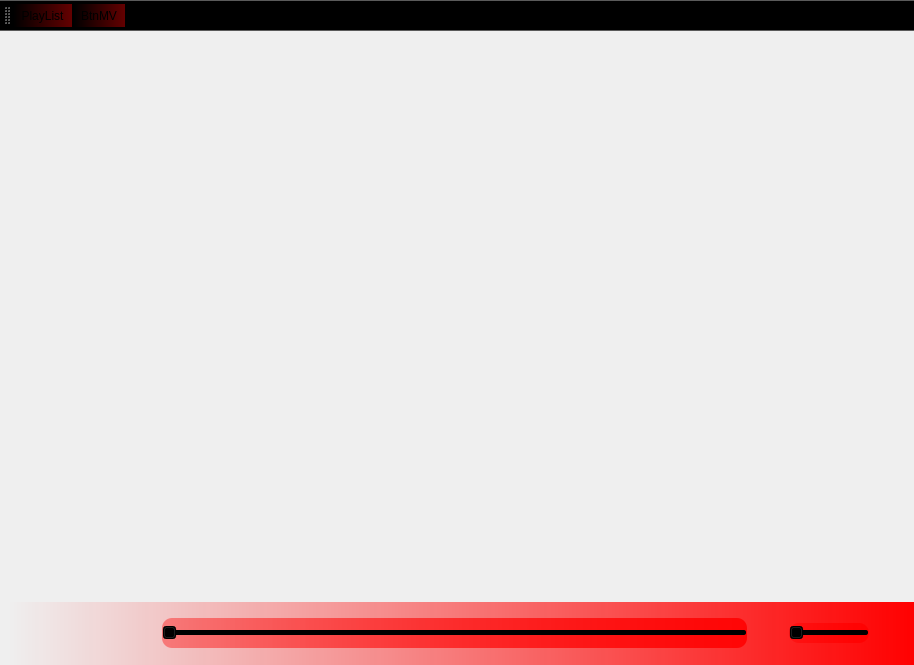
The window that MusicPlayerMainWindow.ui (ZHKU-Robot/MusicPlay) describes before a commit, drawn with Qt 5.
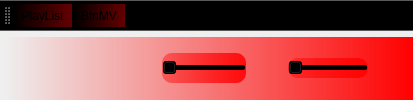
The same window after the commit. Icons and pictures are not drawn.

```diff
--- a/MusicPlayerMainWindow.ui
+++ b/MusicPlayerMainWindow.ui
@@ -10,7 +10,7 @@
     <x>0</x>
     <y>0</y>
     <width>914</width>
-    <height>665</height>
+    <height>0</height>
    </rect>
   </property>
   <property name="windowTitle">
```
